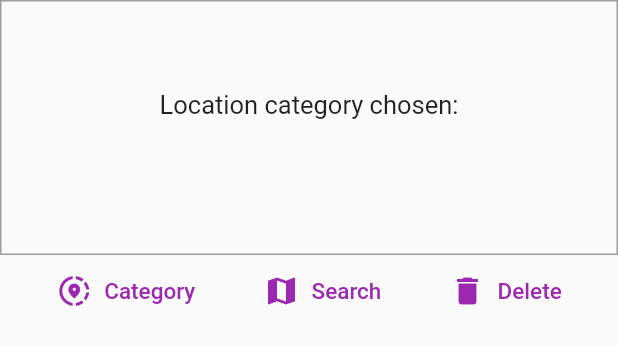
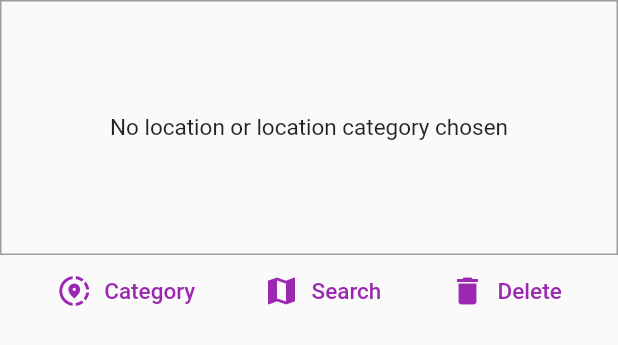
Before and after one commit to MocanuAlexandra/PlanifyApp, a Flutter app: the LocationInput widget shown alone on an empty page, opened directly with empty values, on a phone screen of 412 x 824 dp. Shown: the top 345 px of the screen. Run offline on Flutter 3.47's test engine with Material 2 defaults, Android fonts, the phone set to English and light mode, and no system bars; our stand-ins replace awesome_notifications, cloud_firestore, firebase_auth, firebase_core, flutter_form_builder, flutter_typeahead and 4 more; missing offline and left inert: google_maps_webservice_ex, month_picker_dialog_2; accounts and stored records are empty.

Commit message:
Bug fix: display Location input properly

```diff
--- a/planify_app/lib/widgets/location/location_category.dart
+++ b/planify_app/lib/widgets/location/location_category.dart
@@ -181,6 +181,7 @@ class _LocationCategoryState extends State<LocationCategory> {
         TextButton(
           onPressed: () {
             Navigator.of(context).pop();
+            //TODO fix the bug where the category is not set to empty when the dialog is cancelled
           },
           child: const Text("Cancel"),
         ),
--- a/planify_app/lib/widgets/location/location_input.dart
+++ b/planify_app/lib/widgets/location/location_input.dart
@@ -124,16 +124,22 @@ class _LocationInputState extends State<LocationInput> {
             border: Border.all(width: 1, color: Colors.grey),
           ),
           child: _previewImageUrl == null &&
-                  _selectedLocationCategory != 'No location category chosen'
+                  (_selectedLocationCategory != 'No location category chosen' &&
+                      _selectedLocationCategory != null)
               ? displayLocationCategoryChosen()
               : _previewImageUrl != null &&
                       _selectedLocationCategory == 'No location category chosen'
                   ? displayLocationPreview()
-                  : const Text(
-                      'No location or location category chosen',
-                      style: TextStyle(fontSize: 15),
-                      textAlign: TextAlign.center,
-                    ),
+                  : _previewImageUrl == null &&
+                          (_selectedLocationCategory ==
+                                  'No location category chosen' ||
+                              _selectedLocationCategory == null)
+                      ? const Text(
+                          'No location or location category chosen',
+                          style: TextStyle(fontSize: 15),
+                          textAlign: TextAlign.center,
+                        )
+                      : null,
         ),
         Row(
           mainAxisAlignment: MainAxisAlignment.spaceEvenly,
```
